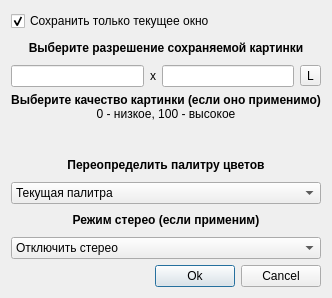
vbnhfylbh/ParaView, file Qt/Components/Resources/UI/pqSaveSnapshotDialog.ui: the form before one commit.
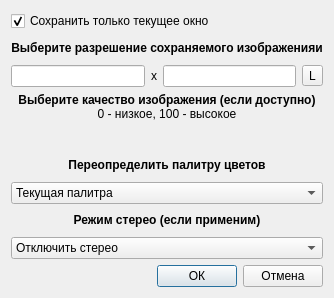
The form after the commit. Icons and pictures are not drawn. Custom widgets are drawn as their Qt base class.

```diff
--- a/Qt/Components/Resources/UI/pqSaveSnapshotDialog.ui
+++ b/Qt/Components/Resources/UI/pqSaveSnapshotDialog.ui
@@ -39,7 +39,7 @@
       <string>&lt;html&gt;&lt;head&gt;&lt;meta name=&quot;qrichtext&quot; content=&quot;1&quot; /&gt;&lt;style type=&quot;text/css&quot;&gt;
 p, li { white-space: pre-wrap; }
 &lt;/style&gt;&lt;/head&gt;&lt;body style=&quot; font-family:'Sans Serif'; font-size:9pt; font-weight:400; font-style:normal;&quot;&gt;
-&lt;p style=&quot; margin-top:0px; margin-bottom:0px; margin-left:0px; margin-right:0px; -qt-block-indent:0; text-indent:0px;&quot;&gt;&lt;span style=&quot; font-weight:600;&quot;&gt;Выберите разрешение сохраняемой картинки&lt;/span&gt;&lt;/p&gt;&lt;/body&gt;&lt;/html&gt;</string>
+&lt;p style=&quot; margin-top:0px; margin-bottom:0px; margin-left:0px; margin-right:0px; -qt-block-indent:0; text-indent:0px;&quot;&gt;&lt;span style=&quot; font-weight:600;&quot;&gt;Выберите разрешение сохраняемого изображенияи&lt;/span&gt;&lt;/p&gt;&lt;/body&gt;&lt;/html&gt;</string>
      </property>
      <property name="alignment">
       <set>Qt::AlignCenter</set>
@@ -101,7 +101,7 @@
    <item>
     <widget class="QLabel" name="label_3">
      <property name="text">
-      <string>&lt;b&gt;Выберите качество картинки (если оно применимо)&lt;/b&gt;&lt;br/&gt;0 - низкое, 100 - высокое</string>
+      <string>&lt;b&gt;Выберите качество изображения (если доступно)&lt;/b&gt;&lt;br/&gt;0 - низкое, 100 - высокое</string>
      </property>
      <property name="alignment">
       <set>Qt::AlignCenter</set>
@@ -204,14 +204,14 @@
      <item>
       <widget class="QPushButton" name="ok">
        <property name="text">
-        <string>Ok</string>
+        <string>ОК</string>
        </property>
       </widget>
      </item>
      <item>
       <widget class="QPushButton" name="cancel">
        <property name="text">
-        <string>Cancel</string>
+        <string>Отмена</string>
        </property>
       </widget>
      </item>
```
Left out of the diff: 8 changed lines with no effect on the pictures.
